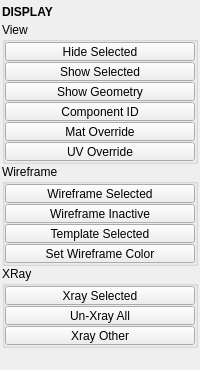
m3trik/tentacle, file tentacle/ui/display.ui: the form before one commit.
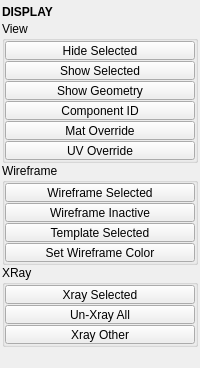
The form after the commit. Custom widgets are drawn as their Qt base class.

```diff
--- a/tentacle/ui/display.ui
+++ b/tentacle/ui/display.ui
@@ -55,7 +55,7 @@
         <property name="minimumSize">
          <size>
           <width>0</width>
-          <height>20</height>
+          <height>19</height>
          </size>
         </property>
         <property name="font">
@@ -421,13 +421,13 @@
         <property name="minimumSize">
          <size>
           <width>0</width>
-          <height>20</height>
+          <height>19</height>
          </size>
         </property>
         <property name="maximumSize">
          <size>
           <width>16777215</width>
-          <height>20</height>
+          <height>19</height>
          </size>
         </property>
        </widget>
```
